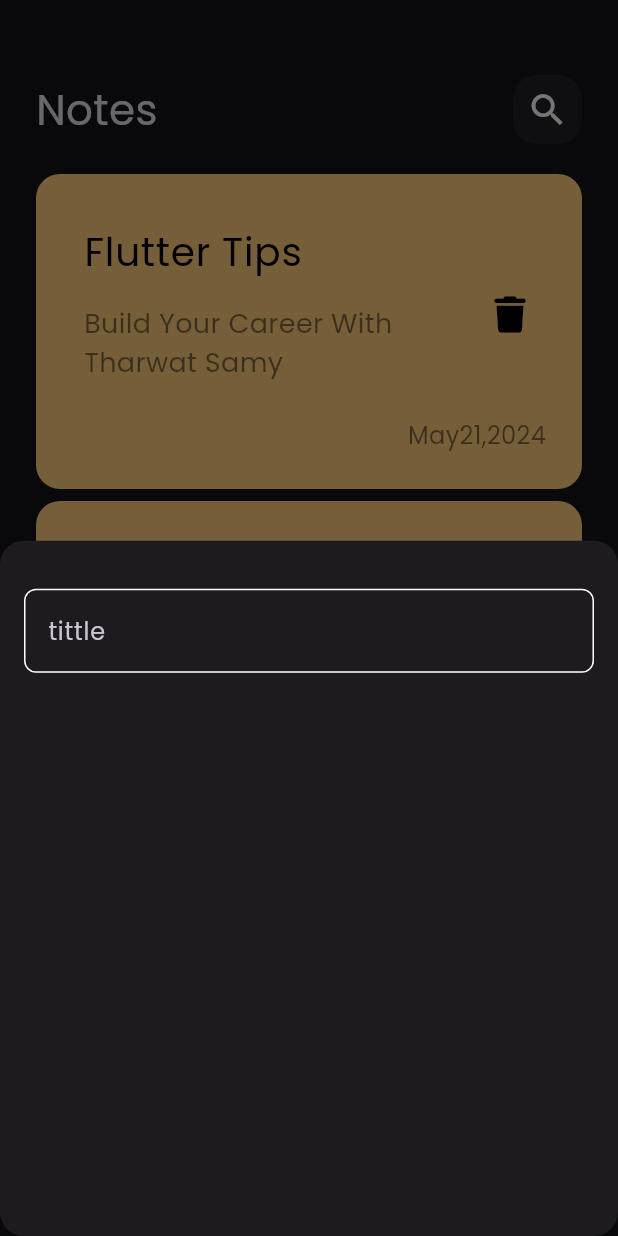
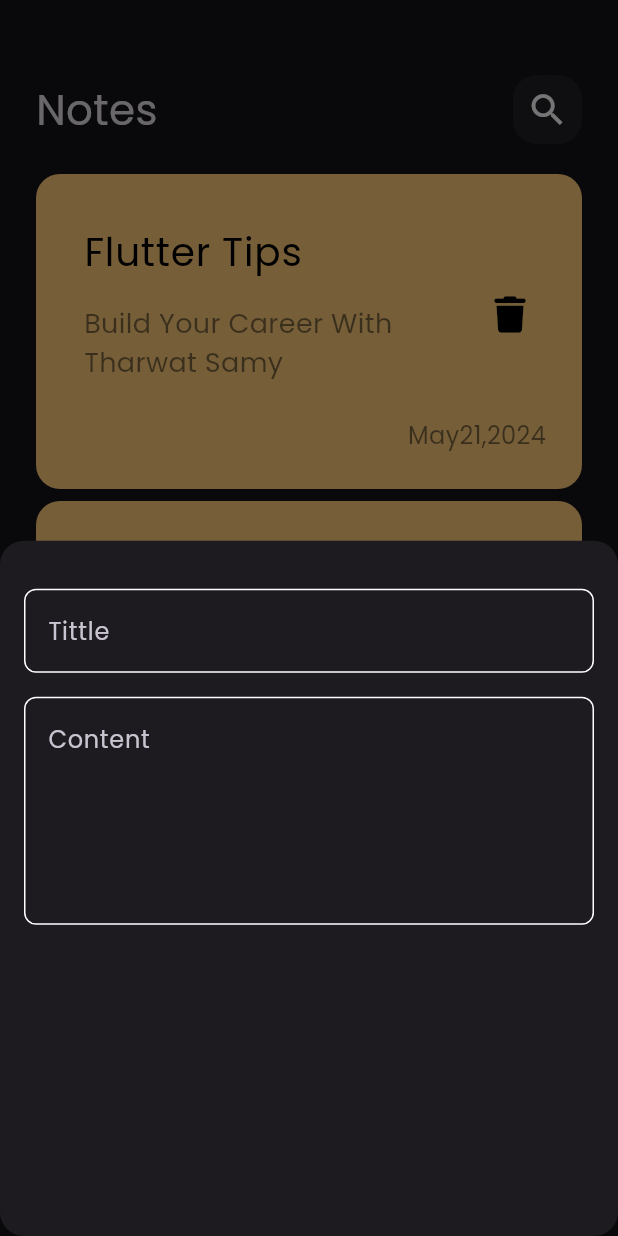
Before and after one commit to moohamed154/notes_app, a Flutter app: the screen it shows after launch, after a tap on the "add" icon, on a phone screen of 412 x 824 dp. Run offline on Flutter 3.47's test engine with Material 3 defaults, Android fonts, the phone set to English and light mode, and no system bars; our stand-ins replace font_awesome_flutter.

Commit message:
add fields to notess bottom sheet

```diff
--- a/lib/widgets/add_note_bottom_sheet.dart
+++ b/lib/widgets/add_note_bottom_sheet.dart
@@ -6,8 +6,8 @@ class AddNoteBottomSheet extends StatelessWidget {
 
   @override
   Widget build(BuildContext context) {
-    return Padding(
-      padding: const EdgeInsets.symmetric(
+    return const Padding(
+      padding: EdgeInsets.symmetric(
         horizontal: 16,
       ),
       child: Column(
@@ -15,7 +15,16 @@ class AddNoteBottomSheet extends StatelessWidget {
           SizedBox(
             height: 32,
           ),
-          CustomTextField(),
+          CustomTextField(
+            hintText: 'Tittle',
+          ),
+          SizedBox(
+            height: 16,
+          ),
+          CustomTextField(
+            hintText: 'Content',
+            maxLines: 5,
+          ),
         ],
       ),
     );
--- a/lib/widgets/custom_text_field.dart
+++ b/lib/widgets/custom_text_field.dart
@@ -2,14 +2,17 @@ import 'package:flutter/material.dart';
 import 'package:notes_app/constants.dart';
 
 class CustomTextField extends StatelessWidget {
-  const CustomTextField({super.key});
+  const CustomTextField({super.key, required this.hintText, this.maxLines = 1});
 
+  final String hintText;
+  final int maxLines;
   @override
   Widget build(BuildContext context) {
     return TextField(
+      maxLines: maxLines,
       cursorColor: kPrimaryColor,
       decoration: InputDecoration(
-        hintText: 'tittle',
+        hintText: hintText,
         border: buildBorder(),
         enabledBorder: buildBorder(),
         focusedBorder: buildBorder(kPrimaryColor),
```
